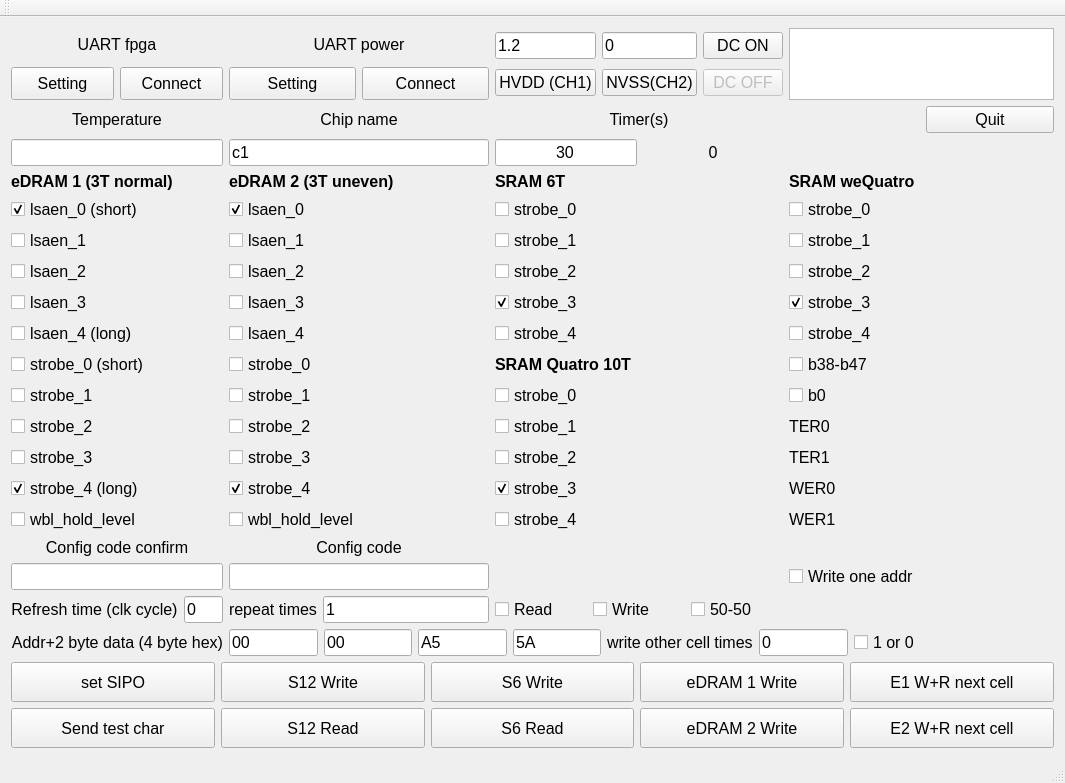
Before: the Qt Designer form mainwindow.ui in trangjackie/edram65nm_tester, drawn with Qt 5.
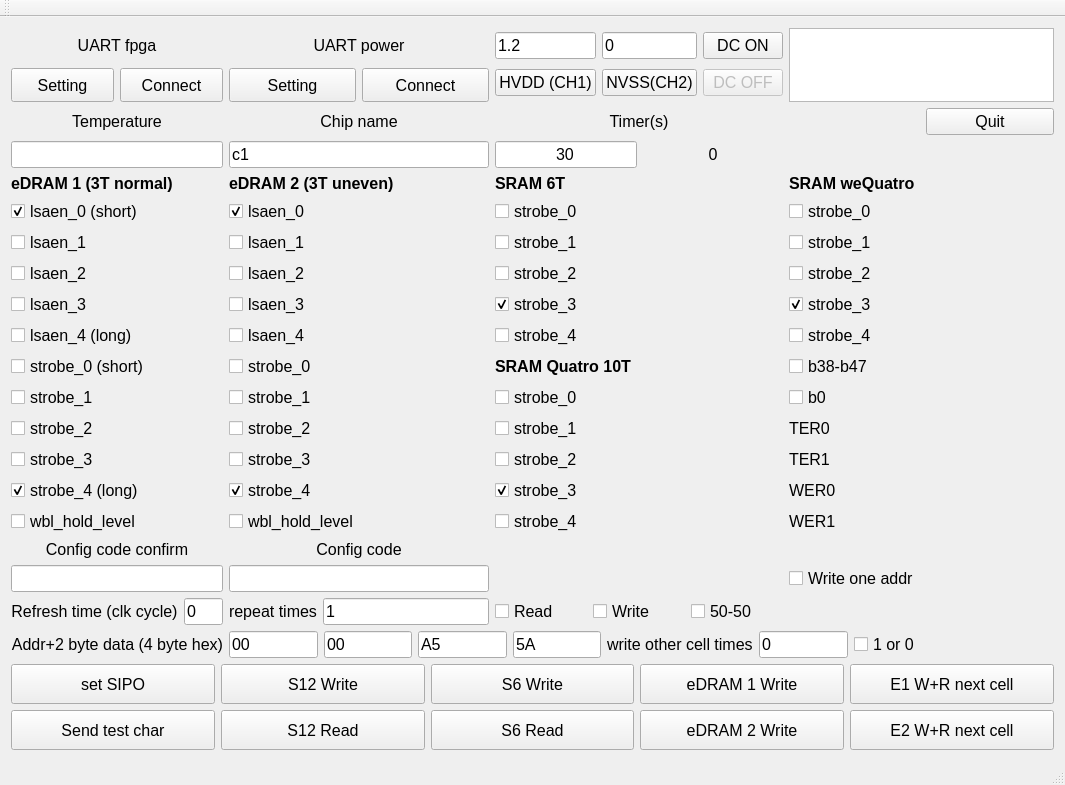
After: the same form once the commit is applied. Icons and pictures are not drawn.

The edit to the form file:
```diff
--- a/mainwindow.ui
+++ b/mainwindow.ui
@@ -7,7 +7,7 @@
     <x>0</x>
     <y>0</y>
     <width>1065</width>
-    <height>783</height>
+    <height>785</height>
    </rect>
   </property>
   <property name="font">
```
